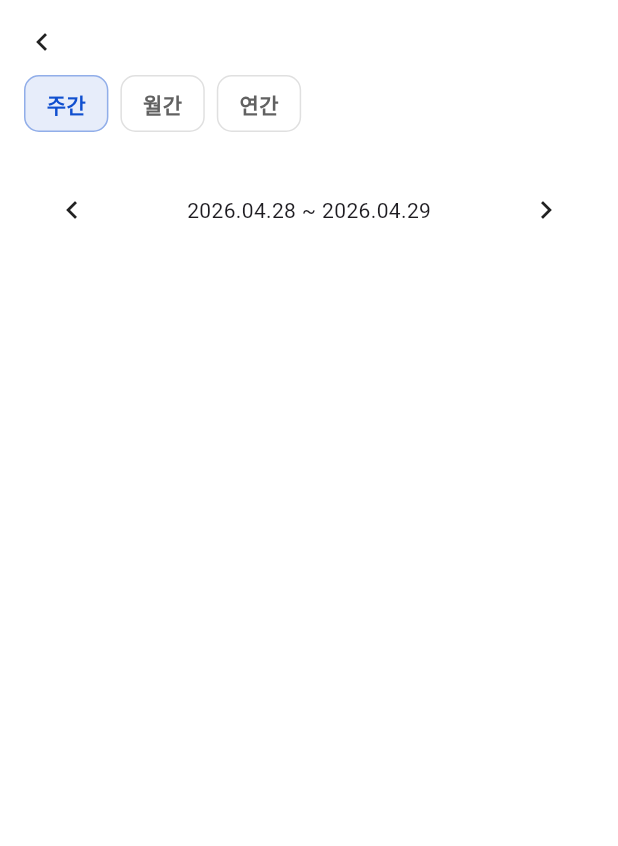
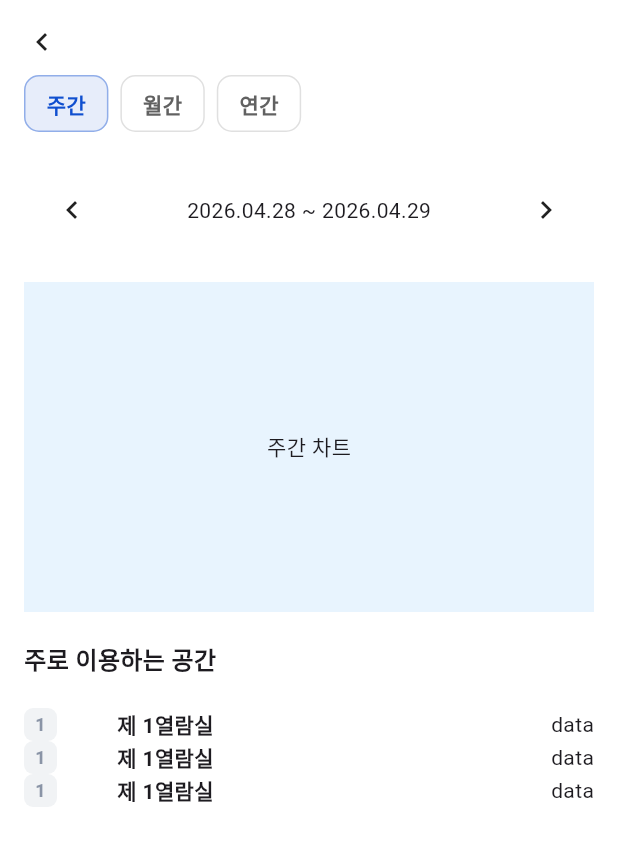
Before and after one commit to SubSou/Univ_SitDown, a Flutter app: the MyStatsPage screen opened directly, on a phone screen of 412 x 824 dp. Shown: the top 846 px of the screen. Run offline on Flutter 3.47's test engine with Material 3 defaults, Android fonts, the phone set to English and light mode, and no system bars; our stand-ins replace fl_chart, flutter_svg.

Commit message:
2026-04-29 17:55

```diff
--- a/lib/pages/my_stats_page.dart
+++ b/lib/pages/my_stats_page.dart
@@ -1,8 +1,10 @@
 import 'package:flutter/material.dart';
 import 'package:sitdown/constants/app_colors.dart';
-import 'package:sitdown/util/navigation_util.dart';
-import 'package:sitdown/widgets/common/CategoryList.dart';
-import 'package:sitdown/widgets/common/chevron_left.dart';
+import 'package:sitdown/widgets/mystats/my_stats_header.dart';
+import 'package:sitdown/widgets/mystats/monthly_chart.dart';
+import 'package:sitdown/widgets/mystats/weekly_chart.dart';
+import 'package:sitdown/widgets/mystats/yearly_chart.dart';
+import 'package:sitdown/widgets/mystats/my_stats_bottom.dart';
 
 class MyStatsPage extends StatefulWidget {
   const MyStatsPage({Key? key}) : super(key: key);
@@ -19,6 +21,18 @@ class _MyStatsPageState extends State<MyStatsPage> {
     {"id": 2, "name": "연간"},
   ];
 
+  List<Map<String, dynamic>> usageList = [
+    {"rank": 1, "name": "제1열람실", "floor": "3층", "time": "8시간 30분"},
+    {"rank": 2, "name": "중앙도서관", "floor": "4층", "time": "3시간 20분"},
+    {"rank": 3, "name": "스터디룸 A", "floor": "2층", "time": "40분"},
+  ];
+
+  void onChanged(index) {
+    setState(() {
+      selectedIndex = index;
+    });
+  }
+
   @override
   Widget build(BuildContext context) {
     return Scaffold(
@@ -27,42 +41,31 @@ class _MyStatsPageState extends State<MyStatsPage> {
         child: SingleChildScrollView(
           padding: EdgeInsets.all(16),
           child: Column(
-            crossAxisAlignment: CrossAxisAlignment.start,
             children: [
-              chevron_left(
-                onTap: () {
-                  NavUtil.pop(context);
-                },
+              MyStatsHeader(
+                selectedIndex: selectedIndex,
+                onChanged: onChanged,
+                categoryList: categoryList,
               ),
-              Container(
-                margin: EdgeInsets.only(top: 10),
-                child: CategoryList(
-                  categoryList: categoryList,
-                  selectedIndex: selectedIndex,
-                  onTap: (index) {
-                    setState(() {
-                      selectedIndex = index;
-                    });
-                  },
-                ),
-              ),
-              SizedBox(height: 24),
-              Container(
-                padding: EdgeInsets.symmetric(horizontal: 20, vertical: 16),
-
-                child: Row(
-                  mainAxisAlignment: MainAxisAlignment.spaceBetween,
-                  children: [
-                    Icon(Icons.chevron_left),
-                    Container(child: Text("2026.04.28 ~ 2026.04.29")),
-                    Icon(Icons.chevron_right),
-                  ],
-                ),
-              ),
+              buildChart(),
+              MyStatsBottom(usageList: usageList),
             ],
           ),
         ),
       ),
     );
   }
+
+  Widget buildChart() {
+    switch (selectedIndex) {
+      case 0:
+        return WeeklyChart();
+      case 1:
+        return MonthlyChart();
+      case 2:
+        return YearlyChart();
+      default:
+        return WeeklyChart();
+    }
+  }
 }
--- /dev/null
+++ b/lib/widgets/mystats/monthly_chart.dart
@@ -0,0 +1,16 @@
+import 'package:flutter/material.dart';
+
+class MonthlyChart extends StatelessWidget {
+  const MonthlyChart({super.key});
+
+  @override
+  Widget build(BuildContext context) {
+    return Container(
+      height: 220,
+      margin: const EdgeInsets.only(top: 20),
+      color: Colors.green.withOpacity(0.1),
+      alignment: Alignment.center,
+      child: const Text("월간 차트"),
+    );
+  }
+}
--- /dev/null
+++ b/lib/widgets/mystats/my_stats_bottom.dart
@@ -0,0 +1,74 @@
+import 'package:flutter/material.dart';
+import 'package:sitdown/util/navigation_util.dart';
+import 'package:sitdown/widgets/common/CategoryList.dart';
+import 'package:sitdown/widgets/common/chevron_left.dart';
+
+class MyStatsBottom extends StatefulWidget {
+  final List<Map<String, dynamic>> usageList;
+
+  const MyStatsBottom({Key? key, required this.usageList}) : super(key: key);
+
+  @override
+  State<MyStatsBottom> createState() => _MyStatsBottomState();
+}
+
+class _MyStatsBottomState extends State<MyStatsBottom> {
+  @override
+  Widget build(BuildContext context) {
+    return Column(
+      children: [
+        Container(
+          margin: EdgeInsets.only(top: 20, bottom: 20),
+          alignment: Alignment.centerLeft,
+          child: Text(
+            "주로 이용하는 공간",
+            style: TextStyle(fontSize: 16, fontWeight: FontWeight.bold),
+          ),
+        ),
+        ...widget.usageList.map((item) {
+          return Row(
+            mainAxisAlignment: MainAxisAlignment.spaceBetween,
+            children: [
+              Row(
+                crossAxisAlignment: CrossAxisAlignment.center,
+
+                children: [
+                  Container(
+                    width: 22,
+                    height: 22,
+                    alignment: Alignment.center,
+                    decoration: BoxDecoration(
+                      color: Color(0xFFF1F3F5),
+                      borderRadius: BorderRadius.circular(6),
+                    ),
+                    child: Text(
+                      "1",
+                      style: TextStyle(
+                        fontSize: 12,
+                        fontWeight: FontWeight.bold,
+                        color: Color(0xFF8A94A6),
+                      ),
+                    ),
+                  ),
+                  Container(
+                    margin: EdgeInsets.only(left: 20),
+                    child: Container(
+                      height: 22,
+                      alignment: Alignment.center,
+                      margin: EdgeInsets.only(left: 20),
+                      child: Text(
+                        "제 1열람실",
+                        style: TextStyle(fontWeight: FontWeight.bold),
+                      ),
+                    ),
+                  ),
+                ],
+              ),
+              Container(child: Text("data")),
+            ],
+          );
+        }),
+      ],
+    );
+  }
+}
--- /dev/null
+++ b/lib/widgets/mystats/my_stats_header.dart
@@ -0,0 +1,61 @@
+import 'package:flutter/material.dart';
+import 'package:sitdown/util/navigation_util.dart';
+import 'package:sitdown/widgets/common/CategoryList.dart';
+import 'package:sitdown/widgets/common/chevron_left.dart';
+
+class MyStatsHeader extends StatefulWidget {
+  final int selectedIndex;
+  final Function(int) onChanged;
+  final List<Map<String, dynamic>> categoryList;
+
+  const MyStatsHeader({
+    Key? key,
+    required this.selectedIndex,
+    required this.onChanged,
+    required this.categoryList,
+  }) : super(key: key);
+
+  @override
+  State<MyStatsHeader> createState() => _MyStatsHeaderState();
+}
+
+class _MyStatsHeaderState extends State<MyStatsHeader> {
+  @override
+  Widget build(BuildContext context) {
+    return Column(
+      crossAxisAlignment: CrossAxisAlignment.start,
+      children: [
+        chevron_left(
+          onTap: () {
+            NavUtil.pop(context);
+          },
+        ),
+        Container(
+          margin: EdgeInsets.only(top: 10),
+          child: CategoryList(
+            categoryList: widget.categoryList,
+            selectedIndex: widget.selectedIndex,
+            onTap: (index) {
+              setState(() {
+                widget.onChanged(index);
+              });
+            },
+          ),
+        ),
+        SizedBox(height: 24),
+        Container(
+          padding: EdgeInsets.symmetric(horizontal: 20, vertical: 16),
+
+          child: Row(
+            mainAxisAlignment: MainAxisAlignment.spaceBetween,
+            children: [
+              Icon(Icons.chevron_left),
+              Container(child: Text("2026.04.28 ~ 2026.04.29")),
+              Icon(Icons.chevron_right),
+            ],
+          ),
+        ),
+      ],
+    );
+  }
+}
--- /dev/null
+++ b/lib/widgets/mystats/weekly_chart.dart
@@ -0,0 +1,16 @@
+import 'package:flutter/material.dart';
+
+class WeeklyChart extends StatelessWidget {
+  const WeeklyChart({super.key});
+
+  @override
+  Widget build(BuildContext context) {
+    return Container(
+      height: 220,
+      margin: const EdgeInsets.only(top: 20),
+      color: Colors.blue.withOpacity(0.1),
+      alignment: Alignment.center,
+      child: const Text("주간 차트"),
+    );
+  }
+}
--- /dev/null
+++ b/lib/widgets/mystats/yearly_chart.dart
@@ -0,0 +1,16 @@
+import 'package:flutter/material.dart';
+
+class YearlyChart extends StatelessWidget {
+  const YearlyChart({super.key});
+
+  @override
+  Widget build(BuildContext context) {
+    return Container(
+      height: 220,
+      margin: const EdgeInsets.only(top: 20),
+      color: Colors.orange.withOpacity(0.1),
+      alignment: Alignment.center,
+      child: const Text("연간 차트"),
+    );
+  }
+}
```
